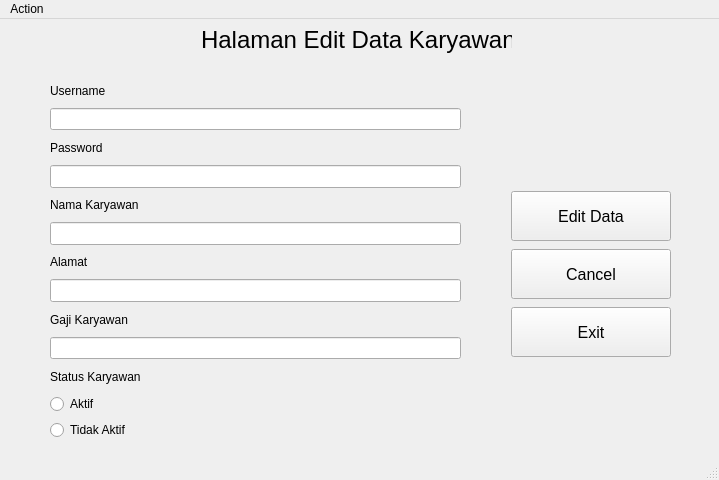
First picture: the form in sis-karyawan/editpage_admin2.ui, repository AthreeS002/Sistem-Karyawan, before the edit.
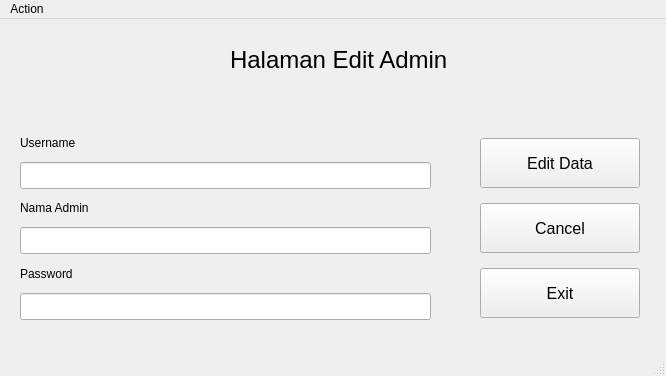
Second picture: the form after the edit.

What changed in the file:
```diff
--- a/sis-karyawan/editpage_admin2.ui
+++ b/sis-karyawan/editpage_admin2.ui
@@ -6,45 +6,27 @@
    <rect>
     <x>0</x>
     <y>0</y>
-    <width>719</width>
-    <height>480</height>
+    <width>666</width>
+    <height>376</height>
    </rect>
   </property>
   <property name="minimumSize">
    <size>
-    <width>719</width>
-    <height>480</height>
+    <width>666</width>
+    <height>376</height>
    </size>
   </property>
   <property name="windowTitle">
    <string>MainWindow</string>
   </property>
   <widget class="QWidget" name="centralwidget">
-   <widget class="QLabel" name="label_5">
-    <property name="geometry">
-     <rect>
-      <x>201</x>
-      <y>0</y>
-      <width>311</width>
-      <height>41</height>
-     </rect>
-    </property>
-    <property name="font">
-     <font>
-      <pointsize>18</pointsize>
-     </font>
-    </property>
-    <property name="text">
-     <string>Halaman Edit Data Karyawan</string>
-    </property>
-   </widget>
    <widget class="QWidget" name="verticalLayoutWidget_2">
     <property name="geometry">
      <rect>
-      <x>511</x>
-      <y>170</y>
+      <x>480</x>
+      <y>110</y>
       <width>160</width>
-      <height>171</height>
+      <height>201</height>
      </rect>
     </property>
     <layout class="QVBoxLayout" name="verticalLayout_2">
@@ -104,13 +86,31 @@
      </item>
     </layout>
    </widget>
+   <widget class="QLabel" name="label_5">
+    <property name="geometry">
+     <rect>
+      <x>230</x>
+      <y>20</y>
+      <width>221</width>
+      <height>41</height>
+     </rect>
+    </property>
+    <property name="font">
+     <font>
+      <pointsize>18</pointsize>
+     </font>
+    </property>
+    <property name="text">
+     <string>Halaman Edit Admin</string>
+    </property>
+   </widget>
    <widget class="QWidget" name="verticalLayoutWidget">
     <property name="geometry">
      <rect>
-      <x>50</x>
-      <y>60</y>
+      <x>20</x>
+      <y>110</y>
       <width>411</width>
-      <height>361</height>
+      <height>191</height>
      </rect>
     </property>
     <layout class="QVBoxLayout" name="verticalLayout">
@@ -131,6 +131,23 @@
        </property>
       </widget>
      </item>
+     <item>
+      <widget class="QLabel" name="label_2">
+       <property name="text">
+        <string>Nama Admin</string>
+       </property>
+      </widget>
+     </item>
+     <item>
+      <widget class="QLineEdit" name="edit_nama">
+       <property name="maximumSize">
+        <size>
+         <width>16777215</width>
+         <height>30</height>
+        </size>
+       </property>
+      </widget>
+     </item>
      <item>
       <widget class="QLabel" name="label">
        <property name="text">
@@ -148,78 +165,6 @@
        </property>
       </widget>
      </item>
-     <item>
-      <widget class="QLabel" name="label_2">
-       <property name="text">
-        <string>Nama Karyawan</string>
-       </property>
-      </widget>
-     </item>
-     <item>
-      <widget class="QLineEdit" name="edit_nama">
-       <property name="maximumSize">
-        <size>
-         <width>16777215</width>
-         <height>30</height>
-        </size>
-       </property>
-      </widget>
-     </item>
-     <item>
-      <widget class="QLabel" name="label_7">
-       <property name="text">
-        <string>Alamat</string>
-       </property>
-      </widget>
-     </item>
-     <item>
-      <widget class="QLineEdit" name="edit_alamat">
-       <property name="maximumSize">
-        <size>
-         <width>16777215</width>
-         <height>30</height>
-        </size>
-       </property>
-      </widget>
-     </item>
-     <item>
-      <widget class="QLabel" name="label_6">
-       <property name="text">
-        <string>Gaji Karyawan</string>
-       </property>
-      </widget>
-     </item>
-     <item>
-      <widget class="QLineEdit" name="edit_gaji">
-       <property name="maximumSize">
-        <size>
-         <width>16777215</width>
-         <height>30</height>
-        </size>
-       </property>
-      </widget>
-     </item>
-     <item>
-      <widget class="QLabel" name="label_3">
-       <property name="text">
-        <string>Status Karyawan</string>
-       </property>
-      </widget>
-     </item>
-     <item>
-      <widget class="QRadioButton" name="radio_aktif">
-       <property name="text">
-        <string>Aktif</string>
-       </property>
-      </widget>
-     </item>
-     <item>
-      <widget class="QRadioButton" name="radio_tidakAktif">
-       <property name="text">
-        <string>Tidak Aktif</string>
-       </property>
-      </widget>
-     </item>
     </layout>
    </widget>
   </widget>
@@ -228,7 +173,7 @@
     <rect>
      <x>0</x>
      <y>0</y>
-     <width>719</width>
+     <width>666</width>
      <height>21</height>
     </rect>
    </property>
```
